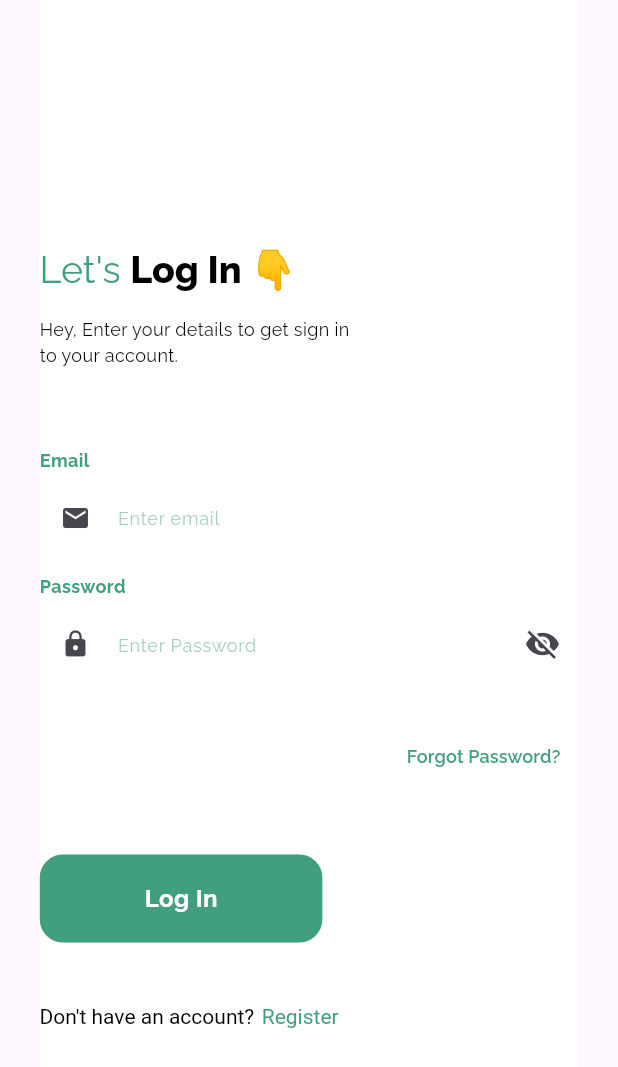
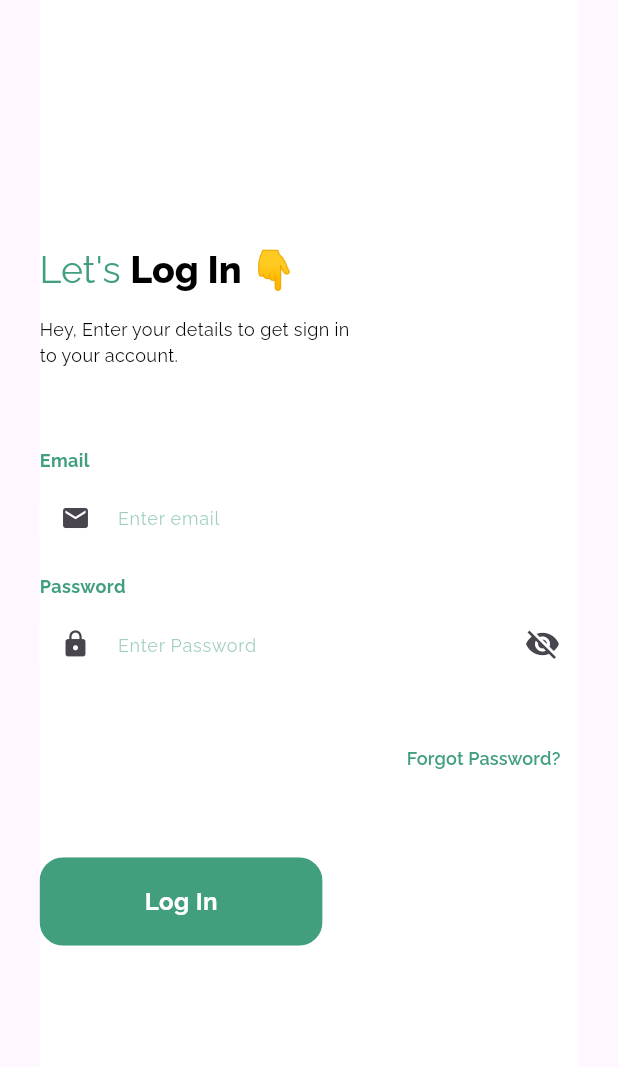
Before and after one commit to nashvak/food_app_admin, a Flutter app: the screen it shows after launch, on a phone screen of 412 x 824 dp. Shown: the top 1067 px of the screen. Run offline on Flutter 3.47's test engine with Material 3 defaults, Android fonts, the phone set to English and light mode, and no system bars; our stand-ins replace bloc, flutter_bloc, google_fonts.

Commit message:
deleted signup page

```diff
--- a/lib/bloc/order/order_event.dart
+++ /dev/null
@@ -1,4 +0,0 @@
-part of 'order_bloc.dart';
-
-@immutable
-sealed class OrderEvent {}
--- a/lib/bloc/order/order_state.dart
+++ /dev/null
@@ -1,6 +0,0 @@
-part of 'order_bloc.dart';
-
-@immutable
-sealed class OrderState {}
-
-final class OrderInitial extends OrderState {}
--- a/lib/main.dart
+++ b/lib/main.dart
@@ -1,8 +1,9 @@
 import 'package:flutter/material.dart';
 import 'package:flutter_bloc/flutter_bloc.dart';
-import 'package:food_app_admin/bloc/login/login_bloc.dart';
 
 import 'package:food_app_admin/screens/login/login.dart';
+
+import 'screens/login/login/login_bloc.dart';
 
 void main() {
   runApp(const MyApp());
@@ -13,8 +14,10 @@ class MyApp extends StatelessWidget {
 
   @override
   Widget build(BuildContext context) {
-    return BlocProvider(
-      create: (context) => LoginBloc(),
+    return MultiBlocProvider(
+      providers: [
+        BlocProvider<LoginBloc>(create: (context) => LoginBloc()),
+      ],
       child: MaterialApp(
         debugShowCheckedModeBanner: false,
         title: 'Food app admin',
--- a/lib/screens/dashboard/dashboard.dart
+++ b/lib/screens/dashboard/dashboard.dart
@@ -1,8 +1,9 @@
 import 'package:flutter/material.dart';
 import 'package:flutter_bloc/flutter_bloc.dart';
-import 'package:food_app_admin/bloc/login/login_bloc.dart';
 import 'package:food_app_admin/screens/dashboard/widgets/dashboard_heading.dart';
 import 'package:food_app_admin/screens/login/login.dart';
+
+import '../login/login/login_bloc.dart';
 
 class DashboardScreen extends StatelessWidget {
   const DashboardScreen({super.key});
--- a/lib/screens/login/login.dart
+++ b/lib/screens/login/login.dart
@@ -1,27 +1,26 @@
-import 'package:flutter/gestures.dart';
 import 'package:flutter/material.dart';
 import 'package:flutter_bloc/flutter_bloc.dart';
-import 'package:food_app_admin/bloc/login/login_bloc.dart';
 import 'package:food_app_admin/constants/app_colors.dart';
 import 'package:food_app_admin/constants/app_styles.dart';
 import 'package:food_app_admin/responsive_design/responsive.dart';
 import 'package:food_app_admin/screens/login/widgets/login_button.dart';
 import 'package:food_app_admin/screens/login/widgets/logo_container.dart';
 import 'package:food_app_admin/screens/main_screen/main_screen.dart';
-import 'package:food_app_admin/screens/signup/signup.dart';
+
+import 'login/login_bloc.dart';
 import 'widgets/first_heading.dart';
 import 'widgets/login_details_heading.dart';
 import 'widgets/login_textfield.dart';
 
 class LoginScreen extends StatelessWidget {
   LoginScreen({super.key});
-  final TextEditingController emailcontroller = TextEditingController();
-  final TextEditingController passwordcontroller = TextEditingController();
-  //  TabController tabController=TabController(length: 2,vsync: );
+
   @override
   Widget build(BuildContext context) {
     double width = MediaQuery.of(context).size.width;
     double height = MediaQuery.of(context).size.height;
+    final TextEditingController emailcontroller = TextEditingController();
+    final TextEditingController passwordcontroller = TextEditingController();
     return Scaffold(
       body: SizedBox(
         height: height,
@@ -35,25 +34,9 @@ class LoginScreen extends StatelessWidget {
                 : Expanded(
                     child: LoginLogoContainer(height: height),
                   ),
-            // SizedBox(
-            //   width: width * 0.1,
-            // ),
-            Expanded(
-              child: Container(
-                height: height,
-                margin: EdgeInsets.symmetric(
-                    horizontal: ResponsiveWidget.isMobile(context)
-                        ? height * 0.032
-                        : height * 0.06),
-                color: white,
-                child: BlocConsumer<LoginBloc, LoginState>(
+            BlocConsumer<LoginBloc, LoginState>(
               listener: (context, state) {
                 if (state is LoginFailed) {
-                      //   ScaffoldMessenger.of(context).showSnackBar(
-                      //     SnackBar(
-                      //       content: Text(state.error),
-                      //     ),
-                      //   );
                   showDialog<void>(
                     context: context,
                     barrierDismissible: false, // user must tap button!
@@ -81,20 +64,16 @@ class LoginScreen extends StatelessWidget {
                   );
                 }
                 if (state is LoginSuccess) {
-                      Navigator.pushAndRemoveUntil(
+                  Navigator.pushReplacement(
                     context,
                     MaterialPageRoute(
                       builder: (context) => const MainScreen(),
                     ),
-                          (route) => false);
+                  );
                 }
                 // if (state is GotoSignupPageState) {
-                    //   Navigator.pushAndRemoveUntil(
-                    //       context,
-                    //       MaterialPageRoute(
-                    //         builder: (context) => SignupScreen(),
-                    //       ),
-                    //       (route) => false);
+                //   Navigator.pushReplacement(context,
+                //       MaterialPageRoute(builder: (context) => SignupScreen()));
                 // }
               },
               builder: (context, state) {
@@ -103,10 +82,48 @@ class LoginScreen extends StatelessWidget {
                     child: CircularProgressIndicator(),
                   );
                 }
-                    if (state is GotoSignupPageState) {
-                      return SignupScreen();
+
+                return Expanded(
+                  child: LoginBody(
+                      height: height,
+                      emailcontroller: emailcontroller,
+                      width: width,
+                      passwordcontroller: passwordcontroller),
+                );
+              },
+            ),
+          ],
+        ),
+      ),
+    );
   }
-                    return SingleChildScrollView(
+}
+
+class LoginBody extends StatelessWidget {
+  const LoginBody({
+    super.key,
+    required this.height,
+    required this.emailcontroller,
+    required this.width,
+    required this.passwordcontroller,
+  });
+
+  final double height;
+  final TextEditingController emailcontroller;
+  final double width;
+  final TextEditingController passwordcontroller;
+
+  @override
+  Widget build(BuildContext context) {
+    return Container(
+      height: height,
+      margin: EdgeInsets.symmetric(
+          horizontal: ResponsiveWidget.isMobile(context)
+              ? height * 0.032
+              : height * 0.06),
+      // color: Colors.yellow,
+      color: white,
+      child: SingleChildScrollView(
         padding: const EdgeInsets.only(bottom: 40.0),
         child: Column(
           crossAxisAlignment: CrossAxisAlignment.start,
@@ -151,7 +168,14 @@ class LoginScreen extends StatelessWidget {
               suffix: const Icon(Icons.visibility_off),
             ),
             SizedBox(height: height * 0.03),
-                          Align(
+            SizedBox(
+              height: 50.0,
+              width: ResponsiveWidget.isMobile(context)
+                  ? width
+                  : ResponsiveWidget.isTablet(context)
+                      ? width * 0.4
+                      : width * 0.3,
+              child: Align(
                 alignment: Alignment.centerRight,
                 child: TextButton(
                   onPressed: () {},
@@ -161,6 +185,7 @@ class LoginScreen extends StatelessWidget {
                       fontSize: 12.0,
                       color: appColor,
                       fontWeight: FontWeight.w600,
+                    ),
                   ),
                 ),
               ),
@@ -176,37 +201,28 @@ class LoginScreen extends StatelessWidget {
                 },
                 text: 'Log In'),
             SizedBox(height: height * 0.05),
-                          RichText(
-                            text: TextSpan(
-                              children: [
-                                const TextSpan(
-                                  text: 'Don\'t have an account?',
-                                  style: TextStyle(color: Colors.black),
-                                ),
-                                const WidgetSpan(
-                                    child: SizedBox(
-                                  width: 5,
-                                )),
-                                TextSpan(
-                                  text: 'Register ',
-                                  style: const TextStyle(color: appColor),
-                                  recognizer: TapGestureRecognizer()
-                                    ..onTap = () {
-                                      context
-                                          .read<LoginBloc>()
-                                          .add(GotoSignupPageButton());
-                                    },
-                                ),
-                              ],
-                            ),
-                          ),
-                        ],
-                      ),
-                    );
-                  },
-                ),
-              ),
-            ),
+            // RichText(
+            //   text: TextSpan(
+            //     children: [
+            //       const TextSpan(
+            //         text: 'Don\'t have an account?',
+            //         style: TextStyle(color: Colors.black),
+            //       ),
+            //       const WidgetSpan(
+            //           child: SizedBox(
+            //         width: 5,
+            //       )),
+            //       TextSpan(
+            //         text: 'Register ',
+            //         style: const TextStyle(color: appColor),
+            //         recognizer: TapGestureRecognizer()
+            //           ..onTap = () {
+            //             context.read<LoginBloc>().add(GotoSignupPageButton());
+            //           },
+            //       ),
+            //     ],
+            //   ),
+            // ),
           ],
         ),
       ),
--- a/lib/screens/login/widgets/login_textfield.dart
+++ b/lib/screens/login/widgets/login_textfield.dart
@@ -1,4 +1,5 @@
 import 'package:flutter/material.dart';
+import 'package:food_app_admin/responsive_design/responsive.dart';
 
 import '../../../constants/app_colors.dart';
 import '../../../constants/app_styles.dart';
@@ -25,9 +26,14 @@ class LoginTextfield extends StatelessWidget {
   Widget build(BuildContext context) {
     return Container(
       height: 50.0,
-      width: width,
+      width: ResponsiveWidget.isMobile(context)
+          ? width
+          : ResponsiveWidget.isTablet(context)
+              ? width * 0.4
+              : width * 0.3,
       decoration: BoxDecoration(
         borderRadius: BorderRadius.circular(16.0),
+        // color: Colors.red,
         color: white,
       ),
       child: TextFormField(
```
Also changed, not shown: lib/bloc/order/order_bloc.dart (deleted, +0 -13 lines), lib/bloc/signup/signup_bloc.dart (deleted, +0 -35 lines), lib/bloc/signup/signup_event.dart (deleted, +0 -22 lines), lib/bloc/signup/signup_state.dart (deleted, +0 -22 lines), lib/screens/login/login/login_bloc.dart (renamed from lib/bloc/login/login_bloc.dart, +7 -9 lines), lib/screens/signup/signup.dart (deleted, +0 -152 lines), lib/screens/login/login/login_event.dart (renamed from lib/bloc/login/login_event.dart), lib/screens/login/login/login_state.dart (renamed from lib/bloc/login/login_state.dart). Lines whose indentation alone changed are shown as unchanged.
